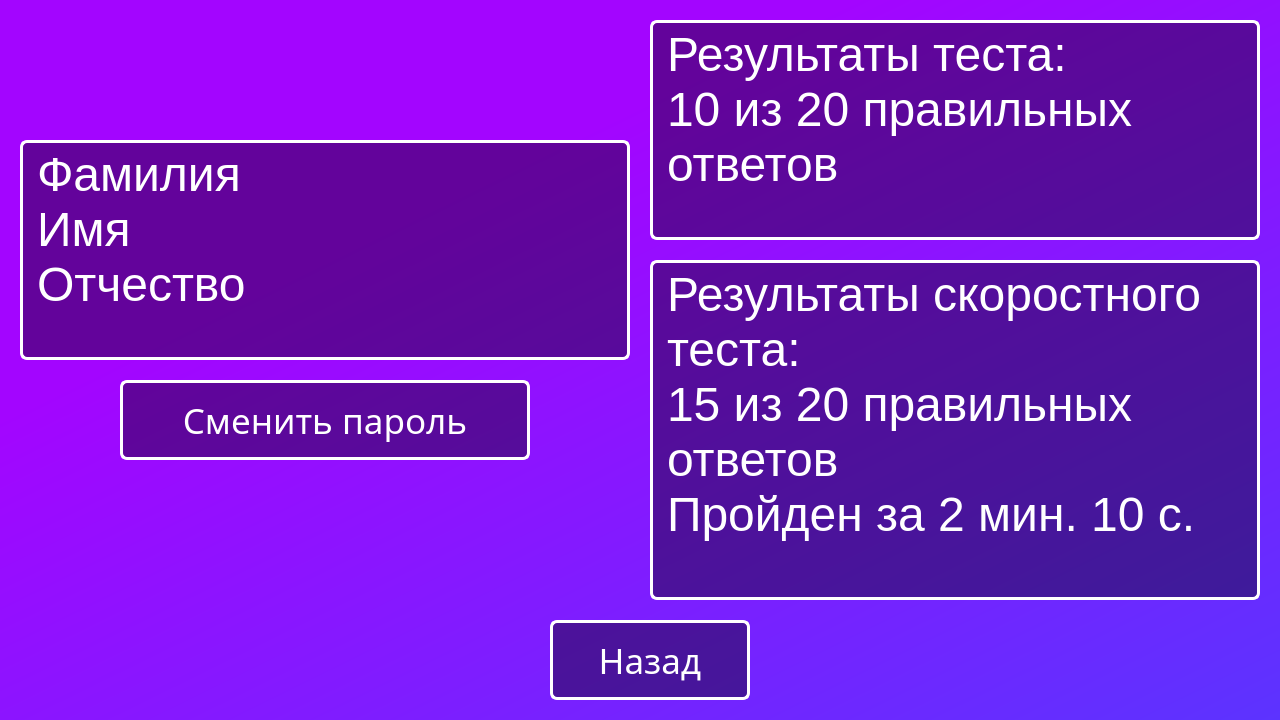
The window that profile.ui (Bubblegubm/appforstaff) describes before a commit, drawn with Qt 5.
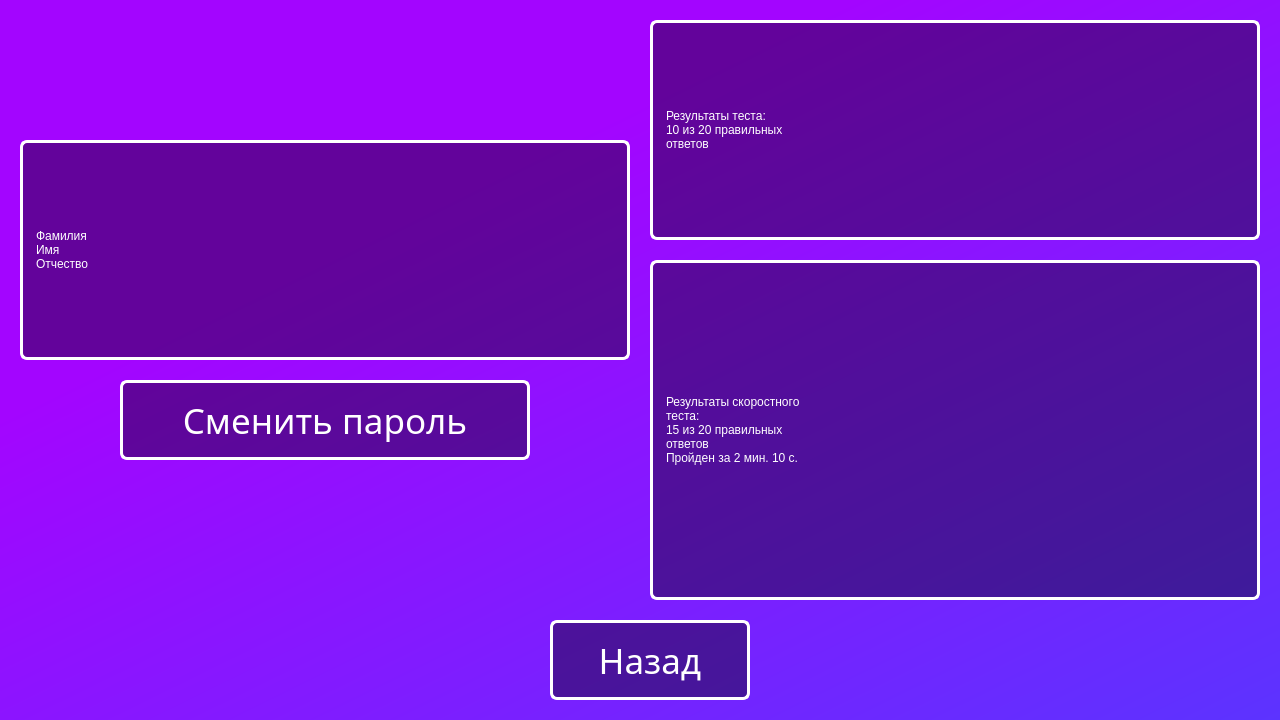
The same window after the commit.

Commit message: Add accept for test and speed test

What changed in the file:
```diff
--- a/profile.ui
+++ b/profile.ui
@@ -20,38 +20,6 @@
    <string notr="true">background-color: qlineargradient(spread:pad, x1:0.358, y1:0.266636, x2:1, y2:1, stop:0 rgba(163, 5, 255, 255), stop:1 rgba(92, 51, 255, 255))</string>
   </property>
   <widget class="QWidget" name="centralwidget">
-   <widget class="QTextEdit" name="NameSurnameUser">
-    <property name="enabled">
-     <bool>true</bool>
-    </property>
-    <property name="geometry">
-     <rect>
-      <x>20</x>
-      <y>140</y>
-      <width>610</width>
-      <height>220</height>
-     </rect>
-    </property>
-    <property name="focusPolicy">
-     <enum>Qt::NoFocus</enum>
-    </property>
-    <property name="styleSheet">
-     <string notr="true">color: rgb(255, 255, 255);
-border: 3px solid rgb(255, 255, 255);
-border-radius: 7px;
-font: 26pt &quot;Ambient(RUS BY LYAJKA)&quot;;
-background-color: rgba(0, 0, 0, 100);
-padding-left: 10px;</string>
-    </property>
-    <property name="html">
-     <string>&lt;!DOCTYPE HTML PUBLIC &quot;-//W3C//DTD HTML 4.0//EN&quot; &quot;http://www.w3.org/TR/REC-html40/strict.dtd&quot;&gt;
-&lt;html&gt;&lt;head&gt;&lt;meta name=&quot;qrichtext&quot; content=&quot;1&quot; /&gt;&lt;style type=&quot;text/css&quot;&gt;
-p, li { white-space: pre-wrap; }
-&lt;/style&gt;&lt;/head&gt;&lt;body style=&quot; font-family:'Ambient(RUS BY LYAJKA)'; font-size:26pt; font-weight:400; font-style:normal;&quot;&gt;
-&lt;p style=&quot; margin-top:0px; margin-bottom:0px; margin-left:0px; margin-right:0px; -qt-block-indent:0; text-indent:0px;&quot;&gt;&lt;span style=&quot; font-size:36pt;&quot;&gt;Фамилия&lt;br /&gt;Имя&lt;/span&gt;&lt;/p&gt;
-&lt;p style=&quot; margin-top:0px; margin-bottom:0px; margin-left:0px; margin-right:0px; -qt-block-indent:0; text-indent:0px;&quot;&gt;&lt;span style=&quot; font-size:36pt;&quot;&gt;Отчество&lt;/span&gt;&lt;/p&gt;&lt;/body&gt;&lt;/html&gt;</string>
-    </property>
-   </widget>
    <widget class="QPushButton" name="ButtonBack">
     <property name="enabled">
      <bool>true</bool>
@@ -150,10 +118,7 @@
      <string>Сменить пароль</string>
     </property>
    </widget>
-   <widget class="QTextEdit" name="ResultsTest">
-    <property name="enabled">
-     <bool>true</bool>
-    </property>
+   <widget class="QLabel" name="ResultsTest">
     <property name="geometry">
      <rect>
       <x>650</x>
@@ -173,19 +138,16 @@
 background-color: rgba(0, 0, 0, 100);
 padding-left: 10px;</string>
     </property>
-    <property name="html">
-     <string>&lt;!DOCTYPE HTML PUBLIC &quot;-//W3C//DTD HTML 4.0//EN&quot; &quot;http://www.w3.org/TR/REC-html40/strict.dtd&quot;&gt;
-&lt;html&gt;&lt;head&gt;&lt;meta name=&quot;qrichtext&quot; content=&quot;1&quot; /&gt;&lt;style type=&quot;text/css&quot;&gt;
-p, li { white-space: pre-wrap; }
-&lt;/style&gt;&lt;/head&gt;&lt;body style=&quot; font-family:'Ambient(RUS BY LYAJKA)'; font-size:36pt; font-weight:400; font-style:normal;&quot;&gt;
-&lt;p style=&quot; margin-top:0px; margin-bottom:0px; margin-left:0px; margin-right:0px; -qt-block-indent:0; text-indent:0px;&quot;&gt;Результаты теста:&lt;/p&gt;
-&lt;p style=&quot; margin-top:0px; margin-bottom:0px; margin-left:0px; margin-right:0px; -qt-block-indent:0; text-indent:0px;&quot;&gt;10 из 20 правильных ответов&lt;/p&gt;&lt;/body&gt;&lt;/html&gt;</string>
+    <property name="text">
+     <string>Результаты теста:
+10 из 20 правильных
+ответов</string>
+    </property>
+    <property name="alignment">
+     <set>Qt::AlignLeading|Qt::AlignLeft|Qt::AlignVCenter</set>
     </property>
    </widget>
-   <widget class="QTextEdit" name="ResurtsSpeedTest">
-    <property name="enabled">
-     <bool>true</bool>
-    </property>
+   <widget class="QLabel" name="ResultsSpeedTest">
     <property name="geometry">
      <rect>
       <x>650</x>
@@ -194,9 +156,34 @@
       <height>340</height>
      </rect>
     </property>
-    <property name="focusPolicy">
-     <enum>Qt::NoFocus</enum>
+    <property name="styleSheet">
+     <string notr="true">color: rgb(255, 255, 255);
+border: 3px solid rgb(255, 255, 255);
+border-radius: 7px;
+font: 36pt &quot;Ambient(RUS BY LYAJKA)&quot;;
+background-color: rgba(0, 0, 0, 100);
+padding-left: 10px;</string>
     </property>
+    <property name="text">
+     <string>Результаты скоростного
+теста:
+15 из 20 правильных
+ответов
+Пройден за 2 мин. 10 с.</string>
+    </property>
+    <property name="alignment">
+     <set>Qt::AlignLeading|Qt::AlignLeft|Qt::AlignVCenter</set>
+    </property>
+   </widget>
+   <widget class="QLabel" name="NameSurnameUser">
+    <property name="geometry">
+     <rect>
+      <x>20</x>
+      <y>140</y>
+      <width>610</width>
+      <height>220</height>
+     </rect>
+    </property>
     <property name="styleSheet">
      <string notr="true">color: rgb(255, 255, 255);
 border: 3px solid rgb(255, 255, 255);
@@ -205,14 +192,13 @@
 background-color: rgba(0, 0, 0, 100);
 padding-left: 10px;</string>
     </property>
-    <property name="html">
-     <string>&lt;!DOCTYPE HTML PUBLIC &quot;-//W3C//DTD HTML 4.0//EN&quot; &quot;http://www.w3.org/TR/REC-html40/strict.dtd&quot;&gt;
-&lt;html&gt;&lt;head&gt;&lt;meta name=&quot;qrichtext&quot; content=&quot;1&quot; /&gt;&lt;style type=&quot;text/css&quot;&gt;
-p, li { white-space: pre-wrap; }
-&lt;/style&gt;&lt;/head&gt;&lt;body style=&quot; font-family:'Ambient(RUS BY LYAJKA)'; font-size:36pt; font-weight:400; font-style:normal;&quot;&gt;
-&lt;p style=&quot; margin-top:0px; margin-bottom:0px; margin-left:0px; margin-right:0px; -qt-block-indent:0; text-indent:0px;&quot;&gt;Результаты скоростного теста:&lt;/p&gt;
-&lt;p style=&quot; margin-top:0px; margin-bottom:0px; margin-left:0px; margin-right:0px; -qt-block-indent:0; text-indent:0px;&quot;&gt;15 из 20 правильных ответов&lt;/p&gt;
-&lt;p style=&quot; margin-top:0px; margin-bottom:0px; margin-left:0px; margin-right:0px; -qt-block-indent:0; text-indent:0px;&quot;&gt;Пройден за 2 мин. 10 с.&lt;/p&gt;&lt;/body&gt;&lt;/html&gt;</string>
+    <property name="text">
+     <string>Фамилия
+Имя
+Отчество</string>
+    </property>
+    <property name="alignment">
+     <set>Qt::AlignLeading|Qt::AlignLeft|Qt::AlignVCenter</set>
     </property>
    </widget>
   </widget>
```
Left out of the diff: 3 changed lines with no effect on the pictures. The commit also changes 9 other files.
